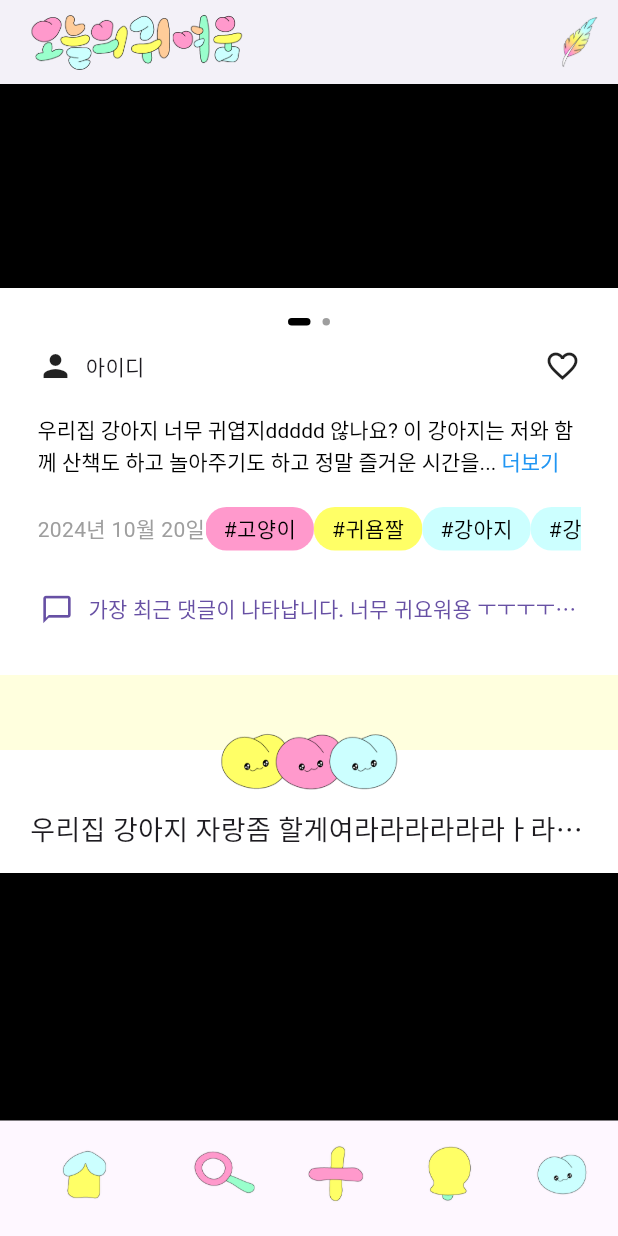
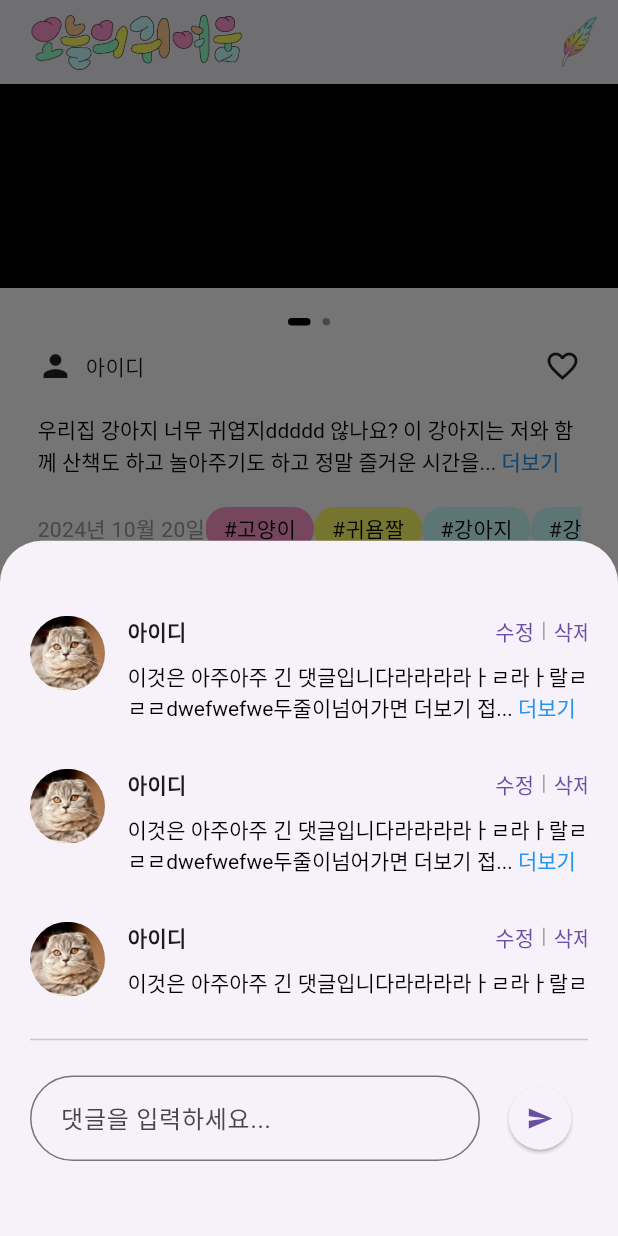
Before and after one commit to isjennifer/today_cute, a Flutter app: the screen it shows after launch, scrolled down 576 dp, after a tap on "가장 최근 댓글이 나타납니다. 너무 귀요워용 ㅜㅜㅜㅜㅜㅜㅜㅜㅜㅜ", on a phone screen of 412 x 824 dp. Run offline on Flutter 3.47's test engine with Material 3 defaults, Android fonts, the phone set to English and light mode, and no system bars; drawn by our look-alikes of smooth_page_indicator; our stand-ins replace firebase_core, firebase_messaging, google_fonts, image_picker, permission_handler, video_player; missing offline and left inert: kakao_flutter_sdk_common, kakao_flutter_sdk_user; accounts and stored records are empty.

Commit message:
댓글 UI 구현

```diff
--- /dev/null
+++ b/lib/widgets/comment_drawer.dart
@@ -0,0 +1,208 @@
+import 'package:flutter/material.dart';
+import '../utils/expandable_text.dart';
+
+class CommentDrawer extends StatelessWidget {
+  Future<void> _commentPostDialog(BuildContext context) async {
+    return showDialog<void>(
+      context: context,
+      barrierDismissible: true, // 모달 밖을 클릭하면 닫힘
+      builder: (BuildContext context) {
+        return Dialog(
+          shape: RoundedRectangleBorder(
+            borderRadius: BorderRadius.circular(20.0),
+          ),
+          child: Container(
+            width: 400,
+            height: 200,
+            child: Padding(
+              padding: const EdgeInsets.all(20.0),
+              child: Column(
+                mainAxisAlignment: MainAxisAlignment.center,
+                crossAxisAlignment: CrossAxisAlignment.center,
+                children: [
+                  Icon(Icons.warning),
+                  SizedBox(height: 10),
+                  Text(
+                    '댓글 작성시 깃털이 한개 차감됩니다.',
+                    style: TextStyle(fontWeight: FontWeight.bold),
+                  ),
+                  Text(
+                    '댓글을 작성하시겠습니까?',
+                    style: TextStyle(fontWeight: FontWeight.bold),
+                  ),
+                  SizedBox(height: 10),
+                  Row(
+                    mainAxisAlignment: MainAxisAlignment.center,
+                    crossAxisAlignment: CrossAxisAlignment.center,
+                    children: [
+                      ElevatedButton(
+                        onPressed: () {
+                          Navigator.of(context).pop(); // 모달 창 닫기
+                        },
+                        child: Text('예'),
+                      ),
+                      SizedBox(width: 20),
+                      ElevatedButton(
+                        onPressed: () {
+                          Navigator.of(context).pop(); // 모달 창 닫기
+                        },
+                        child: Text('아니오'),
+                      ),
+                    ],
+                  ),
+                ],
+              ),
+            ),
+          ),
+        );
+      },
+    );
+  }
+
+  @override
+  Widget build(BuildContext context) {
+    return Container(
+      padding: const EdgeInsets.only(
+        top: 40.0,
+        left: 20.0,
+        right: 20.0,
+        bottom: 50.0,
+      ),
+      child: Column(
+        mainAxisSize: MainAxisSize.min, // 내용에 맞게 서랍의 높이를 조절
+        children: [
+          Expanded(
+            child: ListView(
+              children: [
+                Comment(),
+                Comment(),
+                Comment(),
+              ],
+            ),
+          ),
+          SizedBox(height: 16.0),
+          Divider(),
+          SizedBox(height: 16.0),
+          Row(
+            children: [
+              Expanded(
+                child: TextField(
+                  decoration: InputDecoration(
+                    hintText: ' 댓글을 입력하세요...',
+                    border: OutlineInputBorder(
+                      borderRadius: BorderRadius.all(Radius.circular(30.0)),
+                    ),
+                  ),
+                  maxLines: 1,
+                ),
+              ),
+              SizedBox(width: 8.0),
+              ElevatedButton(
+                onPressed: () {
+                  _commentPostDialog(context);
+                },
+                child: Icon(Icons.send),
+                style: ElevatedButton.styleFrom(
+                  shape: CircleBorder(), // 버튼을 원형으로 만듦
+                  padding: EdgeInsets.all(12.0), // 버튼 크기 조정
+                ),
+              ),
+            ],
+          ),
+        ],
+      ),
+    );
+  }
+}
+
+class Comment extends StatefulWidget {
+  @override
+  _CommentState createState() => _CommentState();
+}
+
+class _CommentState extends State<Comment> {
+  bool isExpanded = false;
+
+  @override
+  Widget build(BuildContext context) {
+    return Container(
+      margin: EdgeInsets.only(top: 10, bottom: 20),
+      child: Row(
+        mainAxisAlignment: MainAxisAlignment.center,
+        crossAxisAlignment: CrossAxisAlignment.start,
+        children: [
+          // 프로필 이미지를 원형으로 만듭니다.
+          ClipOval(
+            child: Image.asset(
+              'assets/cat.png',
+              width: 50,
+              height: 50,
+              fit: BoxFit.cover,
+            ),
+          ),
+          SizedBox(width: 15),
+          Container(
+            width: 310,
+            child: Column(
+              crossAxisAlignment: CrossAxisAlignment.start,
+              children: [
+                Container(
+                  child: Row(
+                    mainAxisAlignment: MainAxisAlignment.spaceBetween,
+                    children: [
+                      Text(
+                        '아이디',
+                        style: TextStyle(fontWeight: FontWeight.bold),
+                      ),
+                      Row(
+                        children: [
+                          TextButton(
+                            onPressed: () {
+                              // 수정 버튼 클릭 시 동작할 코드
+                            },
+                            child: Text('수정'),
+                            style: TextButton.styleFrom(
+                              padding: EdgeInsets.zero, // 패딩 제거
+                              minimumSize: Size(0, 0), // 최소 크기 제거
+                              tapTargetSize:
+                                  MaterialTapTargetSize.shrinkWrap, // 터치 영역 최소화
+                              alignment: Alignment.center, // 텍스트 정렬
+                            ),
+                          ),
+                          Container(
+                            margin: EdgeInsets.symmetric(horizontal: 6.0),
+                            height: 12.0,
+                            width: 1.0,
+                            color: Colors.grey, // 가로선 색상
+                          ),
+                          TextButton(
+                            onPressed: () {
+                              // 수정 버튼 클릭 시 동작할 코드
+                            },
+                            child: Text('삭제'),
+                            style: TextButton.styleFrom(
+                              padding: EdgeInsets.zero, // 패딩 제거
+                              minimumSize: Size(0, 0), // 최소 크기 제거
+                              tapTargetSize:
+                                  MaterialTapTargetSize.shrinkWrap, // 터치 영역 최소화
+                              alignment: Alignment.center, // 텍스트 정렬
+                            ),
+                          ),
+                        ],
+                      ),
+                    ],
+                  ),
+                ),
+                SizedBox(height: 10),
+                Container(
+                    child: ExpandableText(
+                        text:
+                            '이것은 아주아주 긴 댓글입니다라라라라ㅏㄹ라ㅏ랄ㄹㄹㄹdwefwefwe두줄이넘어가면 더보기 접기가 생성된답니다라라라라ㅏ라라라')),
+              ],
+            ),
+          ),
+        ],
+      ),
+    );
+  }
+}
--- a/lib/widgets/image_body.dart
+++ b/lib/widgets/image_body.dart
@@ -2,6 +2,7 @@ import 'package:flutter/material.dart';
 import 'package:flutter/widgets.dart';
 import 'package:smooth_page_indicator/smooth_page_indicator.dart';
 import '../utils/expandable_text.dart';
+import 'comment_drawer.dart';
 
 class ImageBody extends StatefulWidget {
   const ImageBody({super.key});
@@ -31,7 +32,7 @@ class _ImageBodyState extends State<ImageBody> {
                   children: [
                     Flexible(
                       child: Text(
-                        '우리집 강아지 자랑좀 할게여라라라라라라ㅏ라랄라ㅏㄹㄹㄹ',
+                        '우리집 강쥐 기욥져? 정말정말ㄹ요 너무너무귀여워서 깨물어',
                         style: TextStyle(
                           fontSize: 18, // 텍스트 크기 설정
                         ),
@@ -199,7 +200,15 @@ class _ImageBodyState extends State<ImageBody> {
               Container(
                 padding: const EdgeInsets.only(left: 15, right: 15, bottom: 20),
                 child: TextButton(
-                    onPressed: () {},
+                    onPressed: () {
+                      showModalBottomSheet(
+                        context: context,
+                        isScrollControlled: false, // 서랍이 화면의 대부분을 차지하게 함
+                        builder: (BuildContext context) {
+                          return CommentDrawer(); // CommentDrawer 위젯을 사용하여 서랍 표시
+                        },
+                      );
+                    },
                     child: Row(
                       children: [
                         Icon(
```
Also changed, not shown: lib/main.dart (renamed from lib/screens/main.dart, +4 -8 lines), 1 other file.
